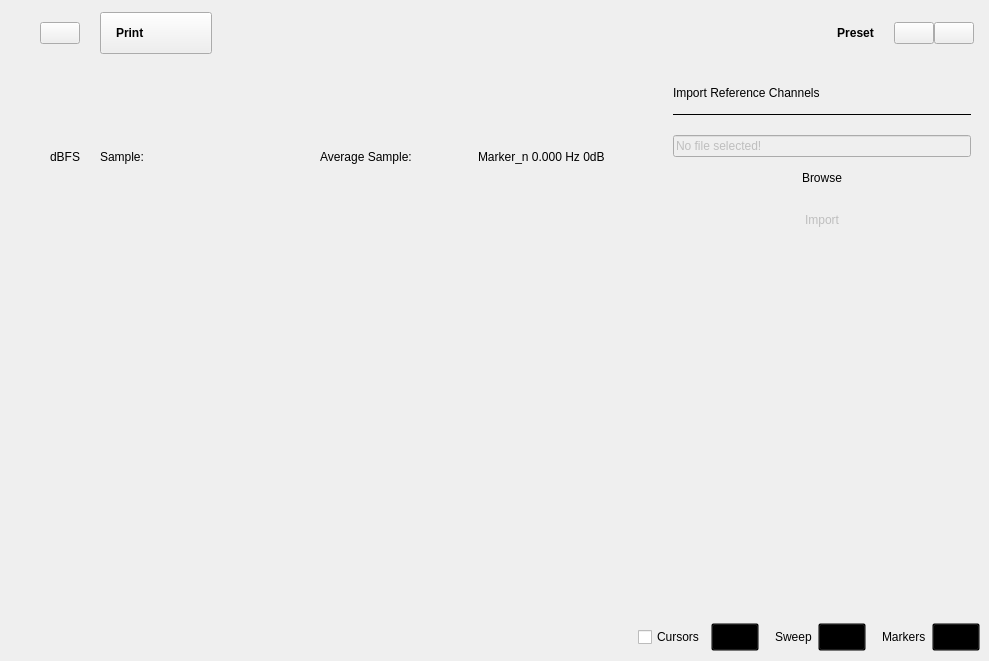
This is ui/spectrum_analyzer.ui in Vengo81/scopy as Qt 5 draws it before an edit. The edited form follows.
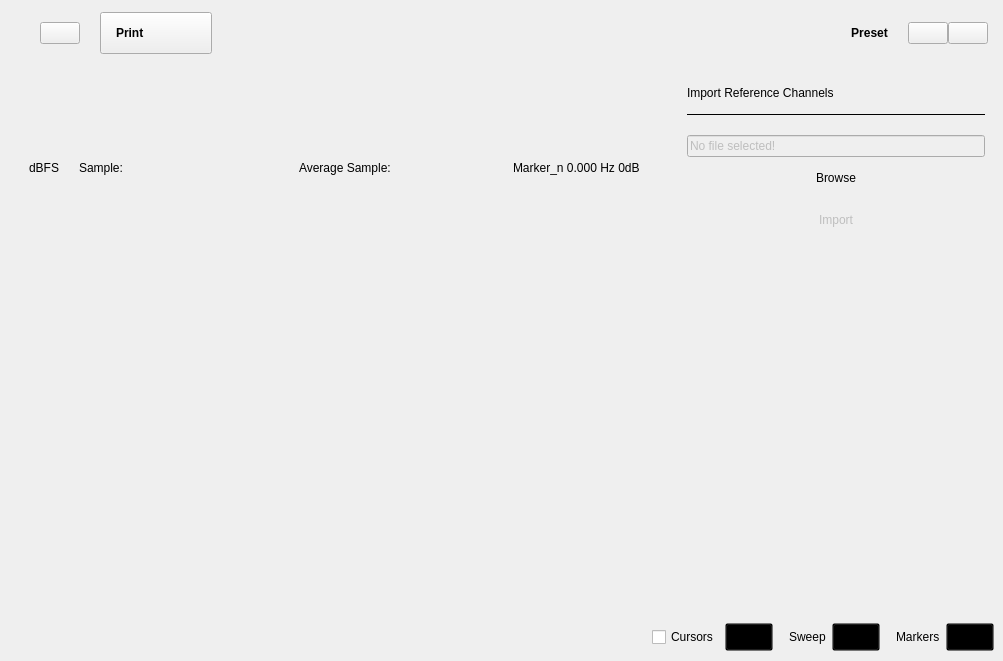
This is the edited form. Icons and pictures are not drawn. Custom widgets are drawn as their Qt base class.

Commit message: Added dockable plots

Patch:
```diff
--- a/ui/spectrum_analyzer.ui
+++ b/ui/spectrum_analyzer.ui
@@ -6,7 +6,7 @@
    <rect>
     <x>0</x>
     <y>0</y>
-    <width>989</width>
+    <width>1003</width>
     <height>661</height>
    </rect>
   </property>
@@ -296,13 +296,13 @@
           </property>
           <layout class="QGridLayout" name="gridLayout">
            <property name="leftMargin">
-            <number>50</number>
+            <number>20</number>
            </property>
            <property name="topMargin">
-            <number>50</number>
+            <number>0</number>
            </property>
            <property name="rightMargin">
-            <number>50</number>
+            <number>20</number>
            </property>
            <property name="bottomMargin">
             <number>20</number>
@@ -314,7 +314,27 @@
             <number>10</number>
            </property>
            <item row="1" column="0">
-            <layout class="QGridLayout" name="gridLayout_plot"/>
+            <layout class="QGridLayout" name="gridLayout_plot">
+             <property name="verticalSpacing">
+              <number>6</number>
+             </property>
+            </layout>
+           </item>
+           <item row="2" column="0">
+            <widget class="adiscope::MarkerTable" name="markerTable" native="true">
+             <property name="sizePolicy">
+              <sizepolicy hsizetype="Preferred" vsizetype="Maximum">
+               <horstretch>0</horstretch>
+               <verstretch>0</verstretch>
+              </sizepolicy>
+             </property>
+             <property name="maximumSize">
+              <size>
+               <width>16777215</width>
+               <height>120</height>
+              </size>
+             </property>
+            </widget>
            </item>
            <item row="3" column="0">
             <layout class="QHBoxLayout" name="hLayout_plotBottomBar">
@@ -323,21 +343,18 @@
              </property>
             </layout>
            </item>
-           <item row="1" column="0">
-            <widget class="QWidget" name="plot_placeholder" native="true">
-             <property name="minimumSize">
-              <size>
-               <width>200</width>
-               <height>200</height>
-              </size>
-             </property>
-            </widget>
+           <item row="4" column="0">
+            <widget class="adiscope::InstrumentNotes" name="instrumentNotes" native="true"/>
            </item>
            <item row="0" column="0">
+            <widget class="QWidget" name="topPlotWidget" native="true">
             <layout class="QHBoxLayout" name="hLayout_plotTopBar">
              <property name="spacing">
               <number>0</number>
              </property>
+              <property name="bottomMargin">
+               <number>0</number>
+              </property>
              <item>
               <widget class="QLabel" name="lblMagUnit">
                <property name="text">
@@ -424,30 +441,8 @@
               </widget>
              </item>
             </layout>
-           </item>
-           <item row="2" column="0">
-            <widget class="adiscope::MarkerTable" name="markerTable" native="true"/>
-           </item>
-           <item row="1" column="0">
-            <widget class="QWidget" name="plot_placeholder" native="true">
-             <property name="minimumSize">
-              <size>
-               <width>200</width>
-               <height>200</height>
-              </size>
-             </property>
             </widget>
            </item>
-           <item row="3" column="0">
-            <layout class="QHBoxLayout" name="hLayout_plotBottomBar">
-             <property name="spacing">
-              <number>0</number>
-             </property>
-            </layout>
-           </item>
-           <item row="4" column="0">
-            <widget class="adiscope::InstrumentNotes" name="instrumentNotes" native="true"/>
-           </item>
           </layout>
          </widget>
         </item>
```
Lines whose indentation alone changed are shown as unchanged. The commit also changes 13 other files.
